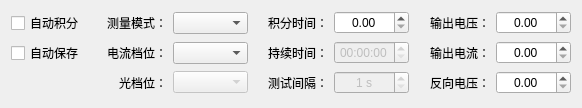
This is SL2000/HTestSetWidget2000DC.ui in hexianqi/QtCode as Qt 5 draws it before an edit. The edited form follows.
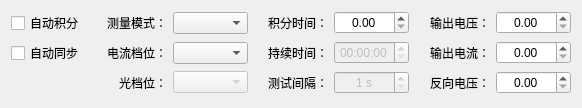
This is the edited form.

Commit message: Spec:增加自动同步

```diff
--- a/SL2000/HTestSetWidget2000DC.ui
+++ b/SL2000/HTestSetWidget2000DC.ui
@@ -283,7 +283,7 @@
       </sizepolicy>
      </property>
      <property name="text">
-      <string>自动保存</string>
+      <string>自动同步</string>
      </property>
     </widget>
    </item>
```
The commit also changes 11 other files.
